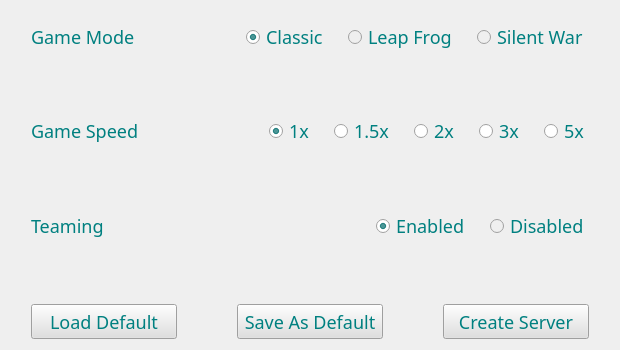
Above: src/serverSettingsWindow/serverSettingsWindow.ui from Generals-OI/Generals.OI before the change. Below: the same form after it.
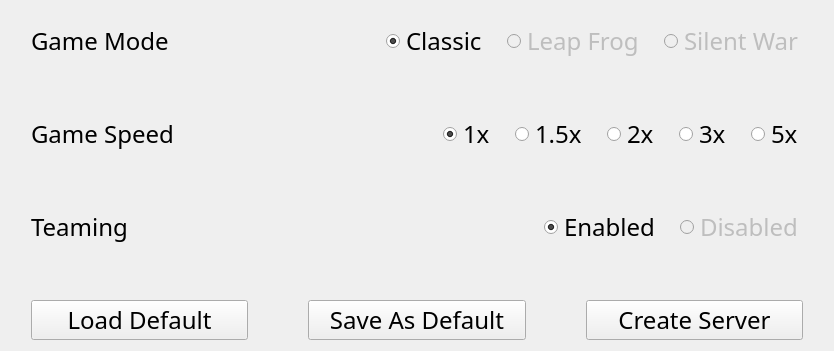
That is the form after the change.

Commit message:
feat: update color scheme: `ServerSettingsWindow`
Also updated stylesheet usages.

Diff of the .ui file:
```diff
--- a/src/serverSettingsWindow/serverSettingsWindow.ui
+++ b/src/serverSettingsWindow/serverSettingsWindow.ui
@@ -6,8 +6,8 @@
    <rect>
     <x>0</x>
     <y>0</y>
-    <width>620</width>
-    <height>350</height>
+    <width>834</width>
+    <height>351</height>
    </rect>
   </property>
   <property name="minimumSize">
@@ -25,24 +25,13 @@
   <property name="font">
    <font>
     <family>Quicksand Medium</family>
-    <pointsize>-1</pointsize>
+    <pointsize>18</pointsize>
     <stylestrategy>PreferAntialias</stylestrategy>
    </font>
   </property>
   <property name="windowTitle">
    <string>ServerSettingsWindow</string>
   </property>
-  <property name="styleSheet">
-   <string notr="true">QWidget {
-	color: rgb(0, 128, 128);
-	font-family: &quot;Quicksand Medium&quot;;
-	font-size: 18px;
-}
-
-QPushButton {
-	background-color: rgb(223, 223, 223);
-}</string>
-  </property>
   <layout class="QVBoxLayout" name="verticalLayout">
    <item>
     <layout class="QVBoxLayout" name="vlWidgets">
```
The commit also changes 11 other files.
